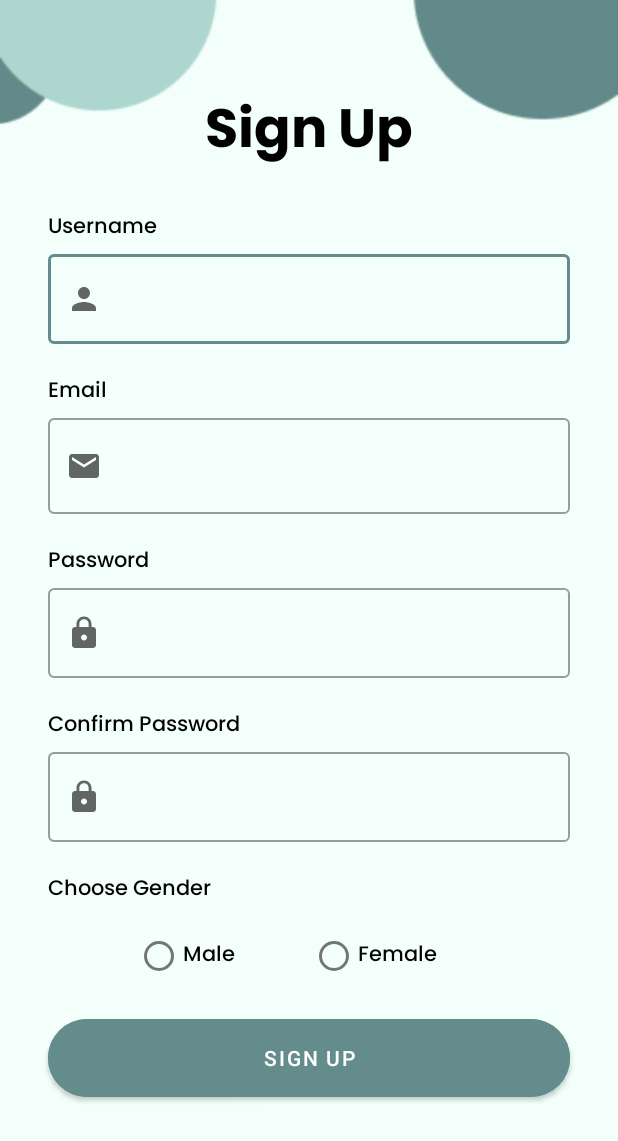
After one commit to GlucoPal/Mobile-Development, an Android app: the RegisterActivity screen opened directly, with no data from a screen before it, on a phone screen of 412 x 824 dp. The commit adds this screen. Shown: the top 1141 px of the screen. Run offline under Robolectric (Android 15) with nearby library versions, the phone set to English and light mode, and no system bars.

Commit message:
login register xml

```diff
--- /dev/null
+++ b/app/src/main/java/com/dicoding/glucopal/ui/login/LoginActivity.kt
@@ -0,0 +1,12 @@
+package com.dicoding.glucopal.ui.login
+
+import androidx.appcompat.app.AppCompatActivity
+import android.os.Bundle
+import com.dicoding.glucopal.R
+
+class LoginActivity : AppCompatActivity() {
+    override fun onCreate(savedInstanceState: Bundle?) {
+        super.onCreate(savedInstanceState)
+        setContentView(R.layout.activity_login)
+    }
+}
--- /dev/null
+++ b/app/src/main/java/com/dicoding/glucopal/ui/register/RegisterActivity.kt
@@ -0,0 +1,15 @@
+package com.dicoding.glucopal.ui.register
+
+import androidx.appcompat.app.AppCompatActivity
+import android.os.Bundle
+import com.dicoding.glucopal.databinding.ActivityRegisterBinding
+
+class RegisterActivity : AppCompatActivity() {
+    private lateinit var registerBinding: ActivityRegisterBinding
+
+    override fun onCreate(savedInstanceState: Bundle?) {
+        super.onCreate(savedInstanceState)
+        registerBinding = ActivityRegisterBinding.inflate(layoutInflater)
+        setContentView(registerBinding.root)
+    }
+}
--- a/app/src/main/java/com/dicoding/glucopal/ui/welcome/WelcomeActivity.kt
+++ b/app/src/main/java/com/dicoding/glucopal/ui/welcome/WelcomeActivity.kt
@@ -1,12 +1,25 @@
 package com.dicoding.glucopal.ui.welcome
 
+import android.content.Intent
 import androidx.appcompat.app.AppCompatActivity
 import android.os.Bundle
-import com.dicoding.glucopal.R
+import com.dicoding.glucopal.databinding.ActivityWelcomeBinding
+import com.dicoding.glucopal.ui.login.LoginActivity
+import com.dicoding.glucopal.ui.register.RegisterActivity
 
 class WelcomeActivity : AppCompatActivity() {
+    private lateinit var welcomeBinding: ActivityWelcomeBinding
     override fun onCreate(savedInstanceState: Bundle?) {
         super.onCreate(savedInstanceState)
-        setContentView(R.layout.activity_welcome)
+        welcomeBinding = ActivityWelcomeBinding.inflate(layoutInflater)
+        setContentView(welcomeBinding.root)
+
+        welcomeBinding.register.setOnClickListener {
+            startActivity(Intent(this@WelcomeActivity, RegisterActivity::class.java))
+        }
+
+        welcomeBinding.login.setOnClickListener {
+            startActivity(Intent(this@WelcomeActivity, LoginActivity::class.java))
+        }
     }
 }
--- /dev/null
+++ b/app/src/main/res/drawable/baseline_email_24.xml
@@ -0,0 +1,5 @@
+<vector android:height="24dp" android:tint="#000000"
+    android:viewportHeight="24" android:viewportWidth="24"
+    android:width="24dp" xmlns:android="http://schemas.android.com/apk/res/android">
+    <path android:fillColor="@android:color/white" android:pathData="M20,4L4,4c-1.1,0 -1.99,0.9 -1.99,2L2,18c0,1.1 0.9,2 2,2h16c1.1,0 2,-0.9 2,-2L22,6c0,-1.1 -0.9,-2 -2,-2zM20,8l-8,5 -8,-5L4,6l8,5 8,-5v2z"/>
+</vector>
--- /dev/null
+++ b/app/src/main/res/drawable/baseline_lock_24.xml
@@ -0,0 +1,5 @@
+<vector android:height="24dp" android:tint="#000000"
+    android:viewportHeight="24" android:viewportWidth="24"
+    android:width="24dp" xmlns:android="http://schemas.android.com/apk/res/android">
+    <path android:fillColor="@android:color/white" android:pathData="M18,8h-1L17,6c0,-2.76 -2.24,-5 -5,-5S7,3.24 7,6v2L6,8c-1.1,0 -2,0.9 -2,2v10c0,1.1 0.9,2 2,2h12c1.1,0 2,-0.9 2,-2L20,10c0,-1.1 -0.9,-2 -2,-2zM12,17c-1.1,0 -2,-0.9 -2,-2s0.9,-2 2,-2 2,0.9 2,2 -0.9,2 -2,2zM15.1,8L8.9,8L8.9,6c0,-1.71 1.39,-3.1 3.1,-3.1 1.71,0 3.1,1.39 3.1,3.1v2z"/>
+</vector>
--- /dev/null
+++ b/app/src/main/res/drawable/baseline_person_24.xml
@@ -0,0 +1,5 @@
+<vector android:height="24dp" android:tint="#000000"
+    android:viewportHeight="24" android:viewportWidth="24"
+    android:width="24dp" xmlns:android="http://schemas.android.com/apk/res/android">
+    <path android:fillColor="@android:color/white" android:pathData="M12,12c2.21,0 4,-1.79 4,-4s-1.79,-4 -4,-4 -4,1.79 -4,4 1.79,4 4,4zM12,14c-2.67,0 -8,1.34 -8,4v2h16v-2c0,-2.66 -5.33,-4 -8,-4z"/>
+</vector>
--- /dev/null
+++ b/app/src/main/res/layout/activity_login.xml
@@ -0,0 +1,9 @@
+<?xml version="1.0" encoding="utf-8"?>
+<androidx.constraintlayout.widget.ConstraintLayout xmlns:android="http://schemas.android.com/apk/res/android"
+    xmlns:app="http://schemas.android.com/apk/res-auto"
+    xmlns:tools="http://schemas.android.com/tools"
+    android:layout_width="match_parent"
+    android:layout_height="match_parent"
+    tools:context=".ui.login.LoginActivity">
+
+</androidx.constraintlayout.widget.ConstraintLayout>
--- /dev/null
+++ b/app/src/main/res/layout/activity_register.xml
@@ -0,0 +1,262 @@
+<?xml version="1.0" encoding="utf-8"?>
+<androidx.constraintlayout.widget.ConstraintLayout xmlns:android="http://schemas.android.com/apk/res/android"
+    xmlns:app="http://schemas.android.com/apk/res-auto"
+    xmlns:tools="http://schemas.android.com/tools"
+    android:id="@+id/background"
+    android:background="@color/white"
+    android:layout_width="match_parent"
+    android:layout_height="match_parent"
+    android:backgroundTint="@color/background_color"
+    tools:context=".ui.register.RegisterActivity">
+
+    <androidx.constraintlayout.widget.Guideline
+        android:id="@+id/guidelineHorizontal"
+        android:layout_width="wrap_content"
+        android:layout_height="64dp"
+        android:orientation="horizontal"
+        app:layout_constraintEnd_toEndOf="parent"
+        app:layout_constraintGuide_begin="88dp"
+        app:layout_constraintStart_toStartOf="parent" />
+
+    <androidx.constraintlayout.widget.Guideline
+        android:id="@+id/guidelineVertical"
+        android:layout_width="wrap_content"
+        android:layout_height="64dp"
+        android:orientation="vertical"
+        app:layout_constraintEnd_toEndOf="parent"
+        app:layout_constraintGuide_percent="0.5"
+        app:layout_constraintStart_toStartOf="parent"/>
+
+<!--    <ProgressBar-->
+<!--        android:id="@+id/progressBar"-->
+<!--        style="?android:attr/progressBarStyle"-->
+<!--        android:layout_width="wrap_content"-->
+<!--        android:layout_height="wrap_content"-->
+<!--        android:visibility="gone"-->
+<!--        app:layout_constraintBottom_toBottomOf="parent"-->
+<!--        app:layout_constraintEnd_toEndOf="parent"-->
+<!--        app:layout_constraintStart_toStartOf="parent"-->
+<!--        app:layout_constraintTop_toTopOf="parent"-->
+<!--        tools:visibility="visible" />-->
+
+    <ImageView
+        android:id="@+id/imageView"
+        android:layout_width="0dp"
+        android:layout_height="0dp"
+        android:layout_marginTop="-10dp"
+        android:src="@drawable/ornament"
+        app:layout_constraintBottom_toTopOf="@id/guidelineHorizontal"
+        app:layout_constraintEnd_toEndOf="parent"
+        app:layout_constraintHorizontal_bias="0.0"
+        app:layout_constraintStart_toStartOf="parent"
+        app:layout_constraintTop_toTopOf="parent"
+        app:layout_constraintVertical_bias="0.0" />
+
+    <TextView
+        android:id="@+id/textView"
+        android:layout_width="match_parent"
+        android:layout_height="wrap_content"
+        android:layout_marginTop="68dp"
+        android:fontFamily="@font/poppins_bold"
+        android:text="@string/signup"
+        android:textAlignment="center"
+        android:textColor="@color/black"
+        android:textSize="36sp"
+        app:layout_constraintTop_toTopOf="@+id/imageView"
+        tools:layout_editor_absoluteX="0dp" />
+
+    <TextView
+        android:id="@+id/nameTextView"
+        android:layout_width="wrap_content"
+        android:layout_height="wrap_content"
+        android:layout_marginTop="20dp"
+        android:layout_marginStart="32dp"
+        android:text="@string/username"
+        android:fontFamily="@font/poppins_medium"
+        android:textColor="@color/black"
+        app:layout_constraintStart_toStartOf="parent"
+        app:layout_constraintTop_toBottomOf="@+id/textView" />
+
+    <com.google.android.material.textfield.TextInputLayout
+        android:id="@+id/nameEditTextLayout"
+        style="@style/Widget.MaterialComponents.TextInputLayout.OutlinedBox"
+        android:layout_width="0dp"
+        android:layout_height="wrap_content"
+        android:layout_marginStart="32dp"
+        android:layout_marginEnd="32dp"
+        app:layout_constraintEnd_toEndOf="parent"
+        app:layout_constraintStart_toStartOf="parent"
+        app:layout_constraintTop_toBottomOf="@id/nameTextView"
+        app:startIconDrawable="@drawable/baseline_person_24">
+
+        <com.google.android.material.textfield.TextInputEditText
+            android:id="@+id/nameEditText"
+            android:layout_width="match_parent"
+            android:layout_height="60dp"
+            android:ems="10"
+            android:inputType="text"
+            android:fontFamily="@font/poppins_medium"/>
+
+    </com.google.android.material.textfield.TextInputLayout>
+
+    <TextView
+        android:id="@+id/emailTextView"
+        android:layout_width="wrap_content"
+        android:layout_height="wrap_content"
+        android:layout_marginStart="32dp"
+        android:layout_marginTop="20dp"
+        android:text="@string/email"
+        android:textColor="@color/black"
+        android:fontFamily="@font/poppins_medium"
+        app:layout_constraintStart_toStartOf="parent"
+        app:layout_constraintTop_toBottomOf="@+id/nameEditTextLayout"/>
+
+    <com.google.android.material.textfield.TextInputLayout
+        android:id="@+id/emailEditTextLayout"
+        style="@style/Widget.MaterialComponents.TextInputLayout.OutlinedBox"
+        android:layout_width="0dp"
+        android:layout_height="wrap_content"
+        android:layout_marginStart="32dp"
+        android:layout_marginEnd="32dp"
+        app:layout_constraintEnd_toEndOf="parent"
+        app:layout_constraintStart_toStartOf="parent"
+        app:layout_constraintTop_toBottomOf="@id/emailTextView"
+        app:startIconDrawable="@drawable/baseline_email_24">
+
+        <com.google.android.material.textfield.TextInputEditText
+            android:id="@+id/emailEditText"
+            android:layout_width="match_parent"
+            android:layout_height="64dp"
+            android:ems="10"
+            android:inputType="textEmailAddress"
+            android:fontFamily="@font/poppins_medium"/>
+
+    </com.google.android.material.textfield.TextInputLayout>
+
+    <TextView
+        android:id="@+id/passwordTextView"
+        android:layout_width="wrap_content"
+        android:layout_height="wrap_content"
+        android:layout_marginStart="32dp"
+        android:layout_marginTop="20dp"
+        android:text="@string/password"
+        android:textColor="@color/black"
+        android:fontFamily="@font/poppins_medium"
+        app:layout_constraintStart_toStartOf="parent"
+        app:layout_constraintTop_toBottomOf="@+id/emailEditTextLayout"/>
+
+    <com.google.android.material.textfield.TextInputLayout
+        android:id="@+id/passwordEditTextLayout"
+        style="@style/Widget.MaterialComponents.TextInputLayout.OutlinedBox"
+        android:layout_width="0dp"
+        android:layout_height="wrap_content"
+        android:layout_marginStart="32dp"
+        android:layout_marginEnd="32dp"
+        app:layout_constraintEnd_toEndOf="parent"
+        app:layout_constraintStart_toStartOf="parent"
+        app:layout_constraintTop_toBottomOf="@id/passwordTextView"
+        app:startIconDrawable="@drawable/baseline_lock_24">
+
+        <com.google.android.material.textfield.TextInputEditText
+            android:id="@+id/passwordEditText"
+            android:layout_width="match_parent"
+            android:layout_height="60dp"
+            android:ems="10"
+            android:inputType="textPassword"
+            android:fontFamily="@font/poppins_medium"/>
+
+    </com.google.android.material.textfield.TextInputLayout>
+
+    <TextView
+        android:id="@+id/retypePasswordTextView"
+        android:layout_width="wrap_content"
+        android:layout_height="wrap_content"
+        android:layout_marginStart="32dp"
+        android:layout_marginTop="20dp"
+        android:text="@string/retypePassword"
+        android:textColor="@color/black"
+        android:fontFamily="@font/poppins_medium"
+        app:layout_constraintStart_toStartOf="parent"
+        app:layout_constraintTop_toBottomOf="@+id/passwordEditTextLayout"/>
+
+    <com.google.android.material.textfield.TextInputLayout
+        android:id="@+id/retypePasswordEditTextLayout"
+        style="@style/Widget.MaterialComponents.TextInputLayout.OutlinedBox"
+        android:layout_width="0dp"
+        android:layout_height="wrap_content"
+        android:layout_marginStart="32dp"
+        android:layout_marginEnd="32dp"
+        app:layout_constraintEnd_toEndOf="parent"
+        app:layout_constraintStart_toStartOf="parent"
+        app:layout_constraintTop_toBottomOf="@id/retypePasswordTextView"
+        app:startIconDrawable="@drawable/baseline_lock_24">
+
+        <com.google.android.material.textfield.TextInputEditText
+            android:id="@+id/retypePasswordEditText"
+            android:layout_width="match_parent"
+            android:layout_height="60dp"
+            android:ems="10"
+            android:inputType="textPassword"
+            android:fontFamily="@font/poppins_medium"/>
+
+    </com.google.android.material.textfield.TextInputLayout>
+
+    <TextView
+        android:id="@+id/genderTextView"
+        android:layout_width="wrap_content"
+        android:layout_height="wrap_content"
+        android:layout_marginStart="32dp"
+        android:layout_marginTop="20dp"
+        android:text="@string/gender"
+        android:textColor="@color/black"
+        android:fontFamily="@font/poppins_medium"
+        app:layout_constraintStart_toStartOf="parent"
+        app:layout_constraintTop_toBottomOf="@+id/retypePasswordEditTextLayout"/>
+
+    <RadioGroup
+        android:id="@+id/radioGroup"
+        android:layout_width="match_parent"
+        android:layout_height="wrap_content"
+        android:layout_marginStart="90dp"
+        android:layout_marginTop="8dp"
+        android:orientation="horizontal"
+        app:layout_constraintStart_toStartOf="@+id/genderTextView"
+        app:layout_constraintTop_toBottomOf="@+id/genderTextView"
+        tools:ignore="MissingConstraints">
+
+        <RadioButton
+            android:id="@+id/rb_male"
+            android:layout_width="wrap_content"
+            android:layout_height="wrap_content"
+            android:layout_marginEnd="50dp"
+            android:fontFamily="@font/poppins_medium"
+            android:onClick="onRadioButtonClicked"
+            android:text="@string/male" />
+
+        <RadioButton
+            android:id="@+id/rb_female"
+            android:layout_width="wrap_content"
+            android:layout_height="wrap_content"
+            android:fontFamily="@font/poppins_medium"
+            android:onClick="onRadioButtonClicked"
+            android:text="@string/female" />
+    </RadioGroup>
+
+    <com.google.android.material.button.MaterialButton
+        android:id="@+id/regisButton"
+        android:layout_width="0dp"
+        android:layout_height="64dp"
+        android:layout_marginStart="32dp"
+        android:layout_marginTop="12dp"
+
+        android:layout_marginEnd="32dp"
+        android:backgroundTint="@color/splash_screen"
+        android:text="@string/register"
+        app:cornerRadius="50dp"
+        app:layout_constraintEnd_toEndOf="parent"
+        app:layout_constraintHorizontal_bias="0.0"
+        app:layout_constraintStart_toStartOf="parent"
+        app:layout_constraintTop_toBottomOf="@+id/radioGroup" />
+
+
+</androidx.constraintlayout.widget.ConstraintLayout>
--- a/app/src/main/res/layout/activity_welcome.xml
+++ b/app/src/main/res/layout/activity_welcome.xml
@@ -1,6 +1,6 @@
 <RelativeLayout xmlns:android="http://schemas.android.com/apk/res/android"
     xmlns:tools="http://schemas.android.com/tools" android:layout_width="match_parent"
-    android:layout_height="match_parent" tools:context=".MainActivity">
+    android:layout_height="match_parent" tools:context=".ui.welcome.WelcomeActivity">
 
     <ImageView
         android:layout_width="match_parent"
@@ -11,7 +11,8 @@
     <TextView
         android:layout_width="match_parent"
         android:layout_height="wrap_content"
-        android:paddingLeft="24dp"
+        android:paddingStart="24dp"
+        android:paddingEnd="24dp"
         android:layout_marginTop="100dp"
         android:text="@string/welcome"
         android:textColor="@color/black"
@@ -23,7 +24,8 @@
         android:layout_height="wrap_content"
         android:layout_marginTop="160dp"
         android:fontFamily="@font/poppins_bold"
-        android:paddingLeft="24dp"
+        android:paddingStart="24dp"
+        android:paddingEnd="24dp"
         android:text="@string/app_name"
         android:textColor="@color/white"
         android:textSize="48sp"/>
--- a/app/src/main/res/values/strings.xml
+++ b/app/src/main/res/values/strings.xml
@@ -11,5 +11,13 @@
     <string name="try_again">TRY AGAIN</string>
     <string name="welcome">Welcome to</string>
     <string name="login">LOGIN</string>
-    <string name="register">REGISTER</string>
+    <string name="register">SIGN UP</string>
+    <string name="username">Username</string>
+    <string name="email">Email</string>
+    <string name="password">Password</string>
+    <string name="retypePassword">Confirm Password</string>
+    <string name="signup">Sign Up</string>
+    <string name="gender">Choose Gender</string>
+    <string name="male">Male</string>
+    <string name="female">Female</string>
 </resources>
--- a/app/src/main/res/values/themes.xml
+++ b/app/src/main/res/values/themes.xml
@@ -1,9 +1,9 @@
 <resources xmlns:tools="http://schemas.android.com/tools">
     <!-- Base application theme. -->
-    <style name="Theme.GlucoPal" parent="Theme.MaterialComponents.DayNight">
+    <style name="Theme.GlucoPal" parent="Theme.MaterialComponents.DayNight.NoActionBar">
         <!-- Primary brand color. -->
-        <item name="colorPrimary">@color/purple_500</item>
-        <item name="colorPrimaryVariant">@color/purple_700</item>
+        <item name="colorPrimary">@color/splash_screen</item>
+        <item name="colorPrimaryVariant">@color/splash_screen</item>
         <item name="colorOnPrimary">@color/white</item>
         <!-- Secondary brand color. -->
         <item name="colorSecondary">@color/teal_200</item>
```
Also changed, not shown: app/src/main/AndroidManifest.xml (+9 -1 lines), app/src/main/res/drawable/ornament.png (added).
